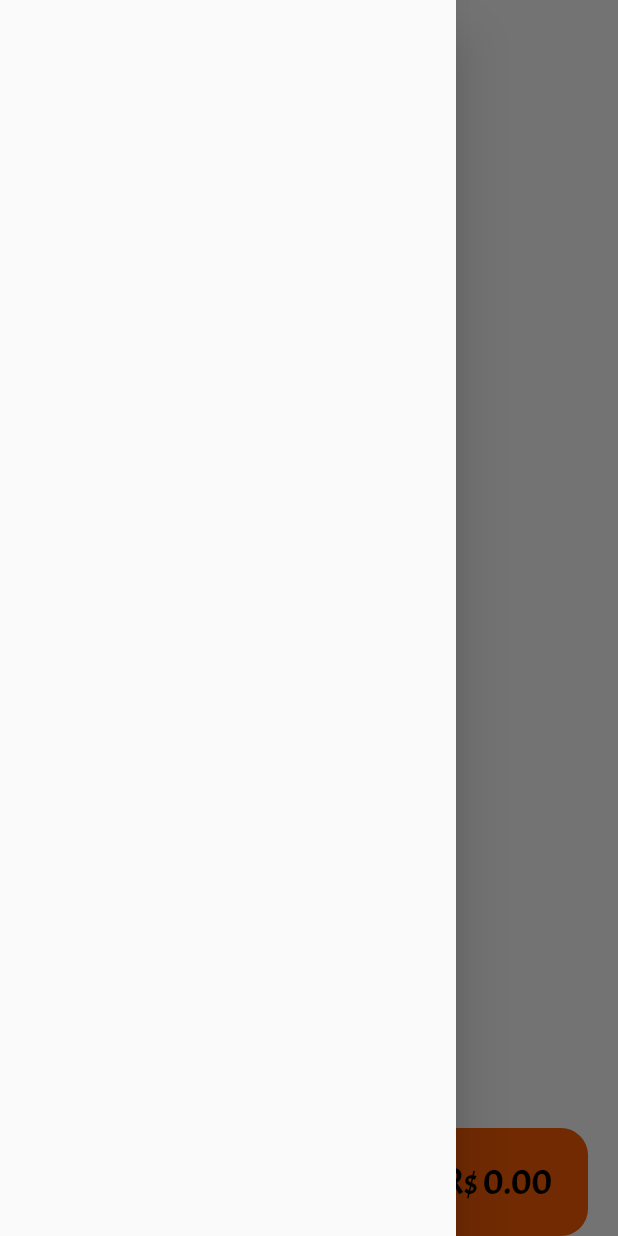
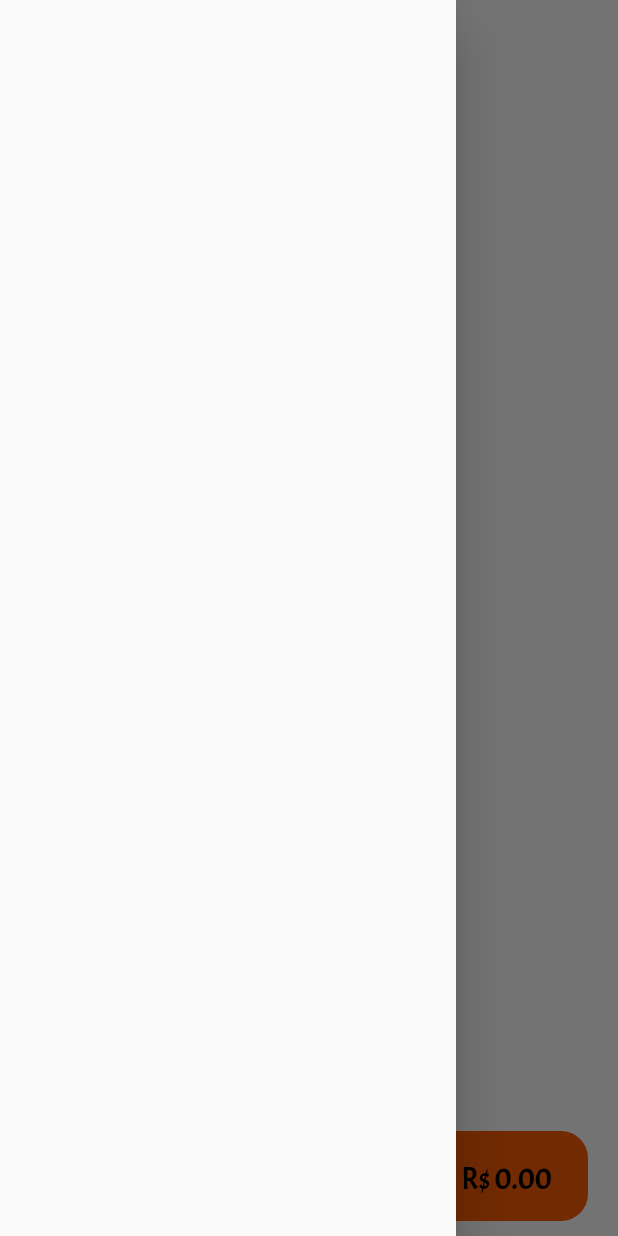
Before and after one commit to AndreLiberato/project_silk, a Flutter app: the CartScreen screen opened by its route, with the side drawer open, on a phone screen of 412 x 824 dp. Run offline on Flutter 3.47's test engine with Material 2 defaults, Android fonts, the phone set to English and light mode, and no system bars; network calls fail; statements that could not run were skipped.

Commit message:
style-finish order button style changed

```diff
--- a/vish/lib/screens/cart_screen.dart
+++ b/vish/lib/screens/cart_screen.dart
@@ -18,7 +18,10 @@ class CartScreen extends StatelessWidget {
           Expanded(
             child: CartList(),
           ),
-          Padding(
+          Container(
+              width: 500,
+              height: 60,
+              margin: const EdgeInsets.only(bottom: 10),
               padding: const EdgeInsets.symmetric(vertical: 0, horizontal: 20),
               child: TextButton(
                   style: ButtonStyle(
@@ -32,18 +35,19 @@ class CartScreen extends StatelessWidget {
                   ),
                   onPressed: () {},
                   child: ListTile(
+                    dense: true,
                     title: const Text("Finalizar Pedido",
                         style: TextStyle(
                             color: Colors.black,
                             fontFamily: "Acme",
-                            fontSize: 24),
+                            fontSize: 22),
                         textAlign: TextAlign.center),
                     trailing: Text(
                       "R\$ ${myCart.getTotalValueOfCartItems().toStringAsFixed(2)}",
                       style: const TextStyle(
                           color: Colors.black,
                           fontFamily: "Acme",
-                          fontSize: 24),
+                          fontSize: 20),
                       textAlign: TextAlign.center,
                     ),
                   ))),
```
